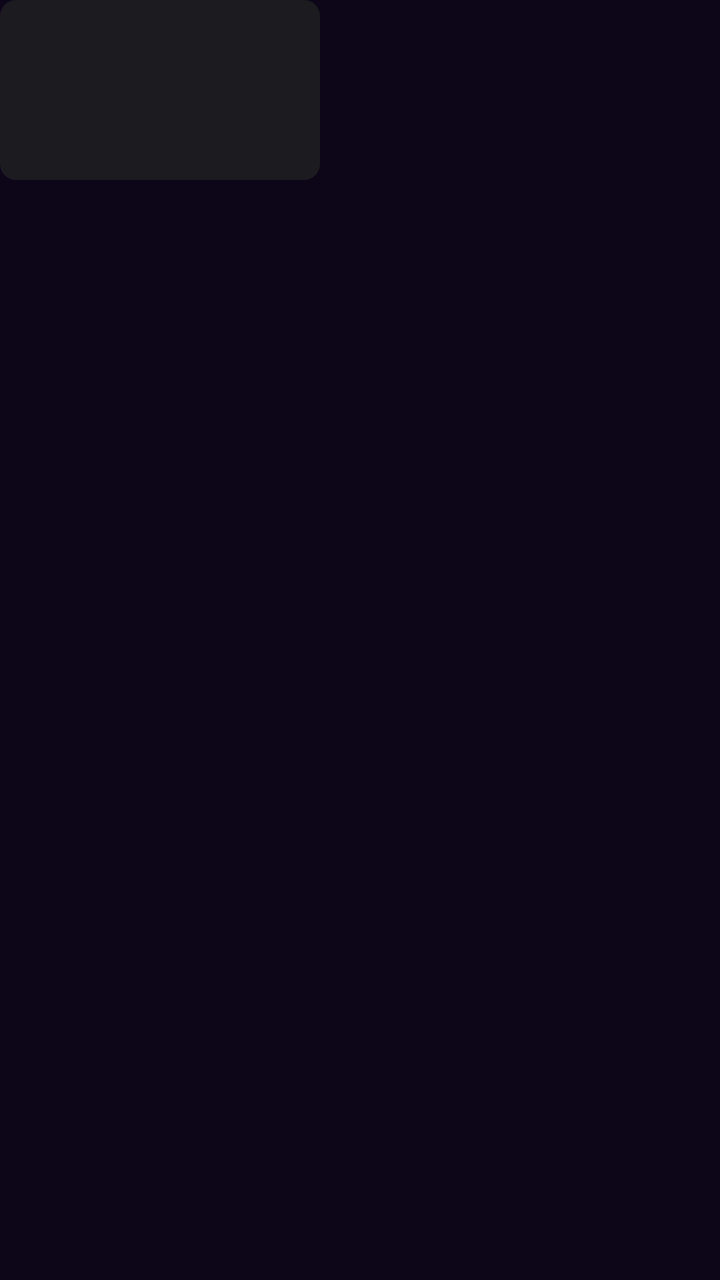
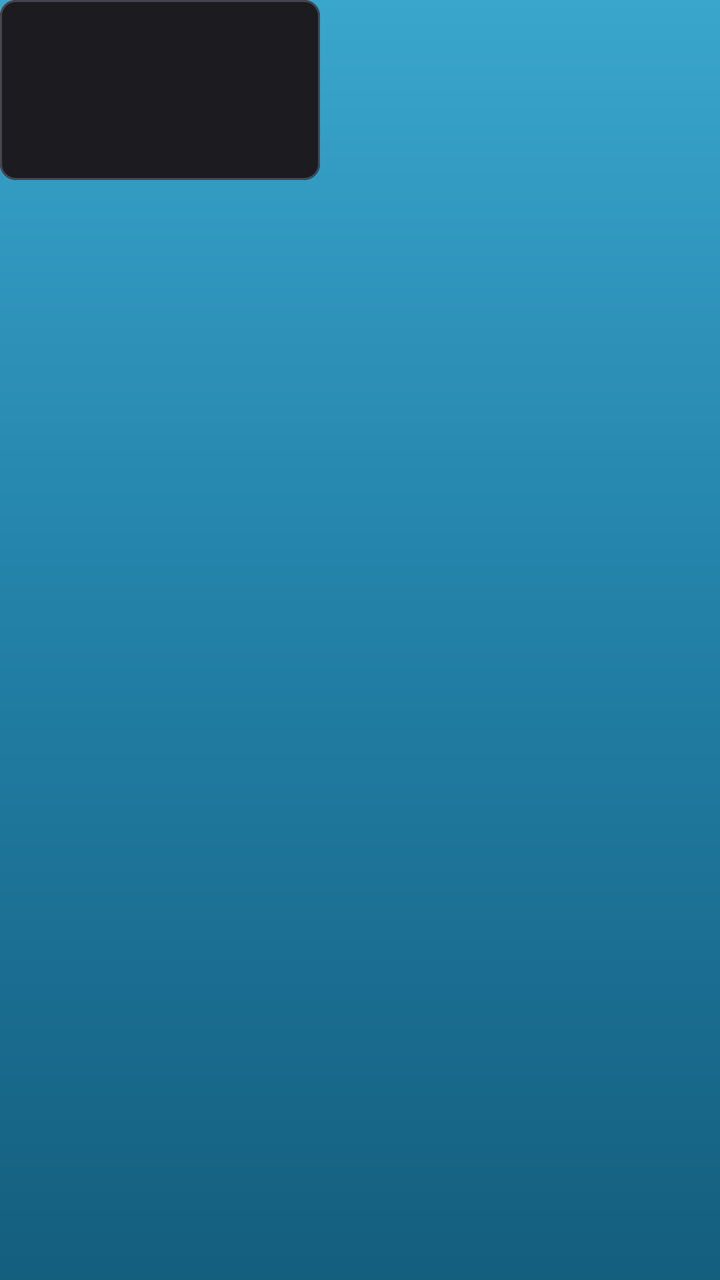

Compare the two renders of this Android layout. The source of the first and the diff that turns it into the second are given below.
<!-- AndroidManifest.xml: application theme AppTheme -->
<!-- res/layout/item_still.xml -->
<?xml version="1.0" encoding="utf-8"?>
<FrameLayout xmlns:android="http://schemas.android.com/apk/res/android"
    xmlns:app="http://schemas.android.com/apk/res-auto"
    android:layout_width="wrap_content"
    android:layout_height="wrap_content"
    android:layout_marginEnd="8dp">

    <androidx.cardview.widget.CardView
        android:layout_width="160dp"
        android:layout_height="90dp"
        app:cardBackgroundColor="#22000000"
        app:cardCornerRadius="8dp"
        app:cardElevation="0dp">

        <ImageView
            android:id="@+id/ivStill"
            android:layout_width="match_parent"
            android:layout_height="match_parent"
            android:scaleType="centerCrop"
            android:src="@drawable/bg_poster_placeholder" />

    </androidx.cardview.widget.CardView>

</FrameLayout>
<!-- resources referenced by this layout -->
<resources>
  <!-- drawable bg_poster_placeholder (drawable) -->
  <?xml version="1.0" encoding="utf-8"?>
  <shape xmlns:android="http://schemas.android.com/apk/res/android"
      android:shape="rectangle">
      <solid android:color="#1C1B20" />
  </shape>
  <style name="AppTheme" parent="Base.AppTheme" />
  <style name="Base.AppTheme" parent="Theme.Material3.Dark.NoActionBar">
          <item name="colorPrimary">@color/colorPrimary</item>
          <item name="colorOnPrimary">@color/colorOnPrimary</item>
          <item name="colorPrimaryVariant">@color/colorPrimaryVariant</item>
          <item name="android:statusBarColor">@android:color/transparent</item>
          <item name="android:navigationBarColor">@android:color/transparent</item>
          <item name="android:windowBackground">@color/bg_dark</item>
          <item name="android:windowDrawsSystemBarBackgrounds">true</item>
          <item name="android:forceDarkAllowed">false</item>
      </style>
  <color name="colorPrimary">#FF2E93</color>
  <color name="colorOnPrimary">#FFFFFF</color>
  <color name="colorPrimaryVariant">#C2187A</color>
  <color name="bg_dark">#0D0518</color>
</resources>

<!-- the commit's change to res/layout/item_still.xml (unified diff, before → after) -->
@@ -5,7 +5,7 @@
     android:layout_height="wrap_content"
     android:layout_marginEnd="8dp">
 
-    <androidx.cardview.widget.CardView
+    <com.google.android.material.card.MaterialCardView
         android:layout_width="160dp"
         android:layout_height="90dp"
         app:cardBackgroundColor="#22000000"
@@ -19,6 +19,6 @@
             android:scaleType="centerCrop"
             android:src="@drawable/bg_poster_placeholder" />
 
-    </androidx.cardview.widget.CardView>
+    </com.google.android.material.card.MaterialCardView>
 
 </FrameLayout>
<!-- resource entries referenced after the edit -->
@@ -13,13 +13,26 @@
           <item name="colorPrimaryVariant">@color/colorPrimaryVariant</item>
           <item name="android:statusBarColor">@android:color/transparent</item>
           <item name="android:navigationBarColor">@android:color/transparent</item>
-          <item name="android:windowBackground">@color/bg_dark</item>
+          <item name="android:windowBackground">@drawable/bg_main_gradient</item>
           <item name="android:windowDrawsSystemBarBackgrounds">true</item>
           <item name="android:forceDarkAllowed">false</item>
       </style>
-  <color name="colorPrimary">#FF2E93</color>
-  <color name="colorOnPrimary">#FFFFFF</color>
-  <color name="colorPrimaryVariant">#C2187A</color>
-  <color name="bg_dark">#0D0518</color>
+  <color name="colorPrimary">#2BC4D8</color>
+  <color name="colorOnPrimary">#06202A</color>
+  <color name="colorPrimaryVariant">#1FA7BC</color>
+  <!-- drawable bg_main_gradient (drawable) -->
+  <?xml version="1.0" encoding="utf-8"?>
+  <shape xmlns:android="http://schemas.android.com/apk/res/android"
+      android:shape="rectangle">
+      <gradient
+          android:angle="270"
+          android:startColor="@color/gradient_top"
+          android:centerColor="@color/gradient_mid"
+          android:endColor="@color/gradient_bottom"
+          android:type="linear" />
+  </shape>
+  <color name="gradient_top">#3AA6CC</color>
+  <color name="gradient_mid">#227FA6</color>
+  <color name="gradient_bottom">#145E7E</color>
 </resources>
 
